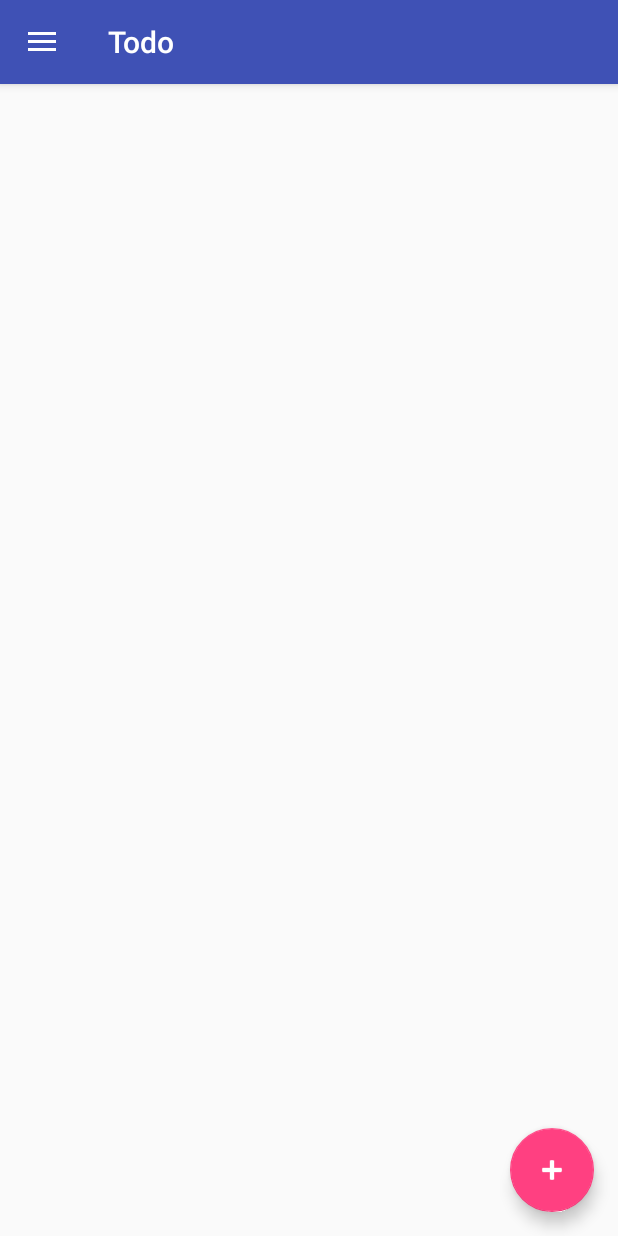
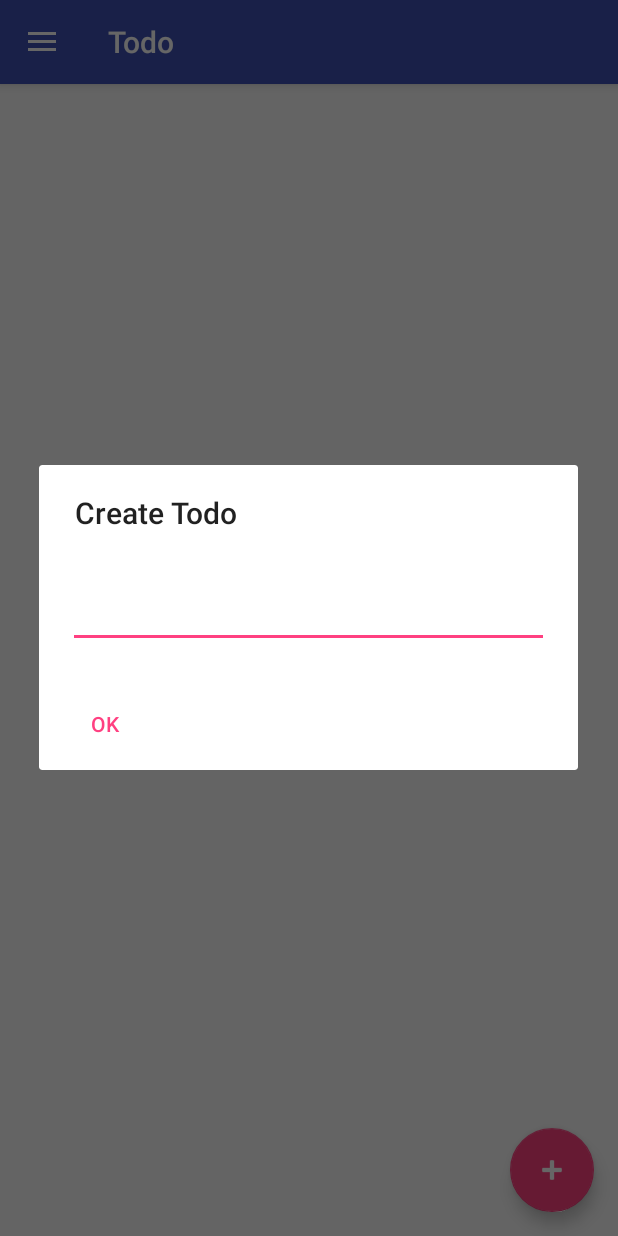
Before and after one commit to aekt/todo-kt, an Android app: the screen it shows after launch (MainActivity), after a tap on an icon or button, on a phone screen of 412 x 824 dp. Run offline under Robolectric (Android 15) with nearby library versions, the phone set to English and light mode, and no system bars.

Commit message:
Use ViewModel to render todoList and finishedList

```diff
--- a/app/src/main/java/com/oursky/todolist/SharedPreferencesStore.kt
+++ b/app/src/main/java/com/oursky/todolist/SharedPreferencesStore.kt
@@ -30,7 +30,7 @@ class SharedPreferencesStore(sharedPreferences: SharedPreferences) {
                     is JSONObject -> {
                         val t = obj.getString("text")
                         val f = obj.getBoolean("finished")
-                        output.add(TodoModel(t, f))
+                        output.add(TodoModel(i, t, f))
                     }
                 }
             }
--- a/app/src/main/java/com/oursky/todolist/TodoListAdapter.kt
+++ b/app/src/main/java/com/oursky/todolist/TodoListAdapter.kt
@@ -4,14 +4,28 @@ import android.support.v7.widget.RecyclerView
 import android.view.LayoutInflater
 import android.view.View
 import android.view.ViewGroup
+import android.widget.CheckBox
+import android.widget.TextView
 import kotlinx.android.synthetic.main.item_todo.view.*
 
 
-class TodoListAdapter(private val todoList: ArrayList<TodoModel>) : RecyclerView.Adapter<RecyclerView.ViewHolder>() {
+class TodoListAdapter : RecyclerView.Adapter<RecyclerView.ViewHolder>() {
 
-    class ToDoItemViewHolder(view: View)  : RecyclerView.ViewHolder(view) {
-        val checkBox = view.item_finish_checkbox
-        val textView = view.item_text
+    interface TodoListDelegate {
+        fun onFinished(id: Int, text: String)
+    }
+
+    private var mTodos = ArrayList<TodoModel>()
+    private var mDelegate: TodoListDelegate? = null
+
+    class ToDoItemViewHolder(view: View, adapter: TodoListAdapter) : RecyclerView.ViewHolder(view) {
+        val checkBox: CheckBox = view.item_finish_checkbox
+        val textView: TextView = view.item_text
+        init {
+            checkBox.setOnClickListener {
+                adapter.notifyFinished(adapterPosition)
+            }
+        }
     }
 
     override fun onCreateViewHolder(parent: ViewGroup,
@@ -19,13 +33,27 @@ class TodoListAdapter(private val todoList: ArrayList<TodoModel>) : RecyclerView
 
         val toDoItemView = LayoutInflater.from(parent.context)
                 .inflate(R.layout.item_todo, parent, false)
-        return ToDoItemViewHolder(toDoItemView)
+        return ToDoItemViewHolder(toDoItemView, this)
     }
 
     override fun onBindViewHolder(holder: RecyclerView.ViewHolder, position: Int) {
         val toDoItemViewHolder = holder as ToDoItemViewHolder
-        toDoItemViewHolder.textView.text = todoList[position].text
+        toDoItemViewHolder.textView.text = mTodos[position].text
+        toDoItemViewHolder.checkBox.isChecked = mTodos[position].finished
     }
 
-    override fun getItemCount() = todoList.size
+    override fun getItemCount() = mTodos.size
+
+    fun setTodos(todos: ArrayList<TodoModel>) {
+        mTodos = todos
+    }
+
+    fun setDelegate(delegate: TodoListDelegate) {
+        mDelegate = delegate
+    }
+
+    fun notifyFinished(pos: Int) {
+        val todo = mTodos[pos]
+        mDelegate?.onFinished(todo.id, todo.text)
+    }
 }
--- a/app/src/main/java/com/oursky/todolist/TodoListFragment.kt
+++ b/app/src/main/java/com/oursky/todolist/TodoListFragment.kt
@@ -4,34 +4,40 @@ import android.arch.lifecycle.Observer
 import android.arch.lifecycle.ViewModelProviders
 import android.os.Bundle
 import android.support.v4.app.Fragment
+import android.support.v7.app.AlertDialog
 import android.support.v7.widget.LinearLayoutManager
 import android.view.LayoutInflater
 import android.view.View
 import android.view.ViewGroup
+import android.widget.EditText
 import kotlinx.android.synthetic.main.fragment_todo_list.*
 
-class TodoListFragment: Fragment() {
+class TodoListFragment: Fragment(), TodoListAdapter.TodoListDelegate {
     private lateinit var mTodoListViewModel: TodoListViewModel
-    private var mTodos: ArrayList<TodoModel>? = null
-    private var mAdapter: TodoListAdapter? = null
+    private lateinit var mAdapter: TodoListAdapter
+    private lateinit var mSharePreferenceStore: SharedPreferencesStore
+
+    override fun onCreate(savedInstanceState: Bundle?) {
+        super.onCreate(savedInstanceState)
+
+        mSharePreferenceStore = SharedPreferencesStore.fromContext(context)
+
+        mAdapter = TodoListAdapter()
+        mAdapter.setDelegate(this@TodoListFragment)
+
+        mTodoListViewModel = ViewModelProviders.of(this).get(TodoListViewModel::class.java)
+        mTodoListViewModel.get().observe(this, Observer {
+            it?.let {
+                mAdapter.setTodos(ArrayList(it.filter { it -> !it.finished }))
+                mAdapter.notifyDataSetChanged()
+            }
+        })
+
+        mTodoListViewModel.restoreFromCopy(mSharePreferenceStore.getTodoList())
+    }
 
     override fun onCreateView(inflater: LayoutInflater?,
                               container: ViewGroup?, savedInstanceState: Bundle?): View? {
-        mTodoListViewModel = ViewModelProviders.of(this).get(TodoListViewModel::class.java)
-        mTodoListViewModel.get().observe(this, Observer {
-            it?.let {
-                if (mTodos == null) {
-                    mTodos = it
-                    mAdapter = TodoListAdapter(mTodos!!)
-                    todo_list.adapter = mAdapter
-                    todo_list.layoutManager = LinearLayoutManager(this.activity)!!
-                }
-            }
-        })
-        mTodoListViewModel.restoreFromCopy(
-                SharedPreferencesStore.fromContext(this.activity).getTodoList())
-
-        // Inflate the layout for this fragment
         return inflater?.inflate(R.layout.fragment_todo_list,
                 container, false)
     }
@@ -39,8 +45,29 @@ class TodoListFragment: Fragment() {
     override fun onViewCreated(view: View?, savedInstanceState: Bundle?) {
         super.onViewCreated(view, savedInstanceState)
 
+        todo_list.adapter = mAdapter
+        todo_list.layoutManager = LinearLayoutManager(context)
+
         fab.setOnClickListener { _ ->
-
+            AlertDialog.Builder(context).apply {
+                setTitle(R.string.create_todo)
+                val customView = LayoutInflater.from(context).inflate(R.layout.dialog_create_todo, null)
+                val createTodoEditText = customView.findViewById<EditText>(R.id.create_todo_edittext)
+                setView(customView)
+                setNeutralButton(R.string.phrase_ok, { dialog, _ ->
+                    val todoText = createTodoEditText.text.toString()
+                    if (todoText.isNotEmpty()) {
+                        val todos = mTodoListViewModel.addTodo(TodoModel(mAdapter.itemCount, todoText, false))
+                        mSharePreferenceStore.setTodoList(todos)
+                    }
+                    dialog.dismiss()
+                })
+            }.create().show()
         }
     }
+
+    override fun onFinished(id: Int, text: String) {
+        val todos = mTodoListViewModel.setTodo(TodoModel(id, text, true))
+        mSharePreferenceStore.setTodoList(todos)
+    }
 }
--- a/app/src/main/java/com/oursky/todolist/TodoModel.kt
+++ b/app/src/main/java/com/oursky/todolist/TodoModel.kt
@@ -1,3 +1,3 @@
 package com.oursky.todolist
 
-data class TodoModel(val text: String, val finished: Boolean)
+data class TodoModel(val id: Int, val text: String, val finished: Boolean)
--- /dev/null
+++ b/app/src/main/res/layout/dialog_create_todo.xml
@@ -0,0 +1,17 @@
+<?xml version="1.0" encoding="utf-8"?>
+<LinearLayout xmlns:android="http://schemas.android.com/apk/res/android"
+    android:orientation="vertical"
+    android:layout_width="wrap_content"
+    android:layout_height="wrap_content"
+    android:padding="15dp">
+    <EditText
+        android:id="@+id/create_todo_edittext"
+        android:inputType="text"
+        android:layout_width="match_parent"
+        android:layout_height="wrap_content"
+        android:layout_marginTop="16dp"
+        android:layout_marginLeft="4dp"
+        android:layout_marginRight="4dp"
+        android:layout_marginBottom="4dp"
+        android:hint="" />
+</LinearLayout>
--- a/app/src/main/res/layout/item_todo.xml
+++ b/app/src/main/res/layout/item_todo.xml
@@ -18,7 +18,6 @@
         android:id="@+id/item_text"
         android:layout_width="wrap_content"
         android:layout_height="wrap_content"
-        android:layout_weight="1"
-        android:text="123" />
+        android:layout_weight="1" />
 
 </LinearLayout>
--- a/app/src/main/res/values/strings.xml
+++ b/app/src/main/res/values/strings.xml
@@ -1,5 +1,5 @@
 <resources>
-    <string name="app_name">To Do List</string>
+    <string name="app_name">ToDo List</string>
     <string name="navigation_drawer_open">Open navigation drawer</string>
     <string name="navigation_drawer_close">Close navigation drawer</string>
     <string name="nav_header_title">Android Studio</string>
@@ -8,4 +8,6 @@
     <string name="action_settings">Settings</string>
     <string name="action_bar_title_todo_list">Todo</string>
     <string name="action_bar_title_finish_list">Finished</string>
+    <string name="create_todo">Create Todo</string>
+    <string name="phrase_ok">OK</string>
 </resources>
```
Also changed, not shown: app/src/main/java/com/oursky/todolist/FinishedListAdapter.kt (added, +37 -0 lines), app/src/main/java/com/oursky/todolist/FinishedListFragment.kt (+33 -2 lines), app/src/main/java/com/oursky/todolist/TodoListViewModel.kt (+14 -0 lines), app/src/main/res/layout/fragment_finished_list.xml (+7 -7 lines), app/src/main/res/layout/item_finished.xml (added, +16 -0 lines).
